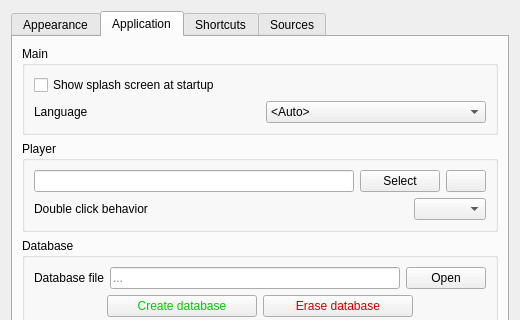
First picture: the form in src/settingswindow.ui, repository eugene-melnik/alexandra, before the edit; both pictures show x 0 to 520 and y 0 to 320 of the 520 by 590 pixel window.
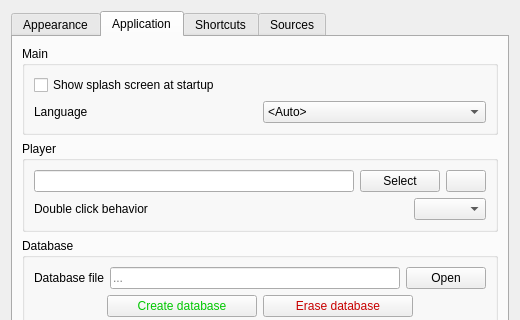
Second picture: the form after the edit. The open tabs and pages were chosen to show the change. Icons and pictures are not drawn.

The edit to the form file:
```diff
--- a/src/settingswindow.ui
+++ b/src/settingswindow.ui
@@ -513,12 +513,7 @@
            </widget>
           </item>
           <item>
-           <layout class="QHBoxLayout" name="hl1" stretch="1,0">
-            <property name="spacing">
-             <number>6</number>
-            </property>
-            <item>
-             <layout class="QVBoxLayout" name="vl1">
+           <layout class="QHBoxLayout" name="layoutLanguage">
               <item>
                <widget class="QLabel" name="labelLanguage">
                 <property name="minimumSize">
@@ -532,10 +527,6 @@
                 </property>
                </widget>
               </item>
-             </layout>
-            </item>
-            <item>
-             <layout class="QVBoxLayout" name="vl2">
               <item>
                <widget class="QComboBox" name="cbLanguage">
                 <property name="minimumSize">
@@ -554,8 +545,6 @@
              </layout>
             </item>
            </layout>
-          </item>
-         </layout>
         </widget>
        </item>
        <item>
```
Left out of the diff: 143 changed lines with no effect on the pictures. Lines whose indentation alone changed are shown as unchanged.
